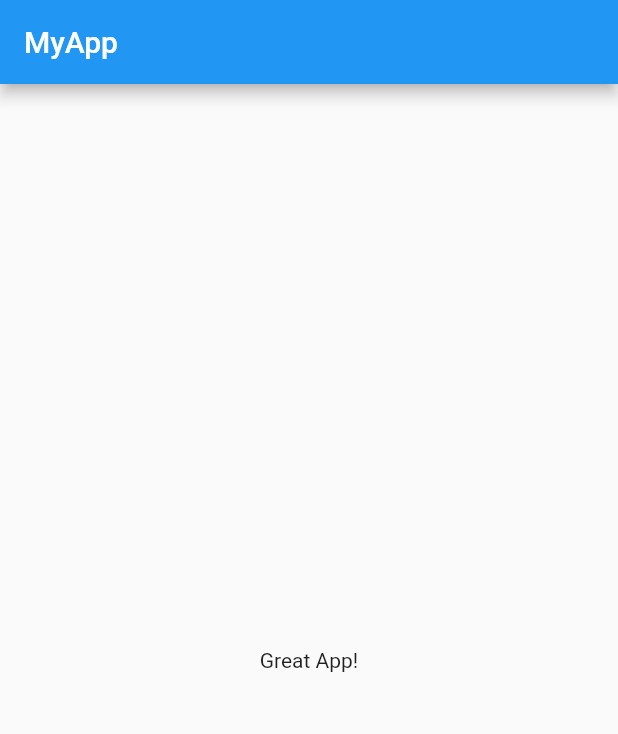
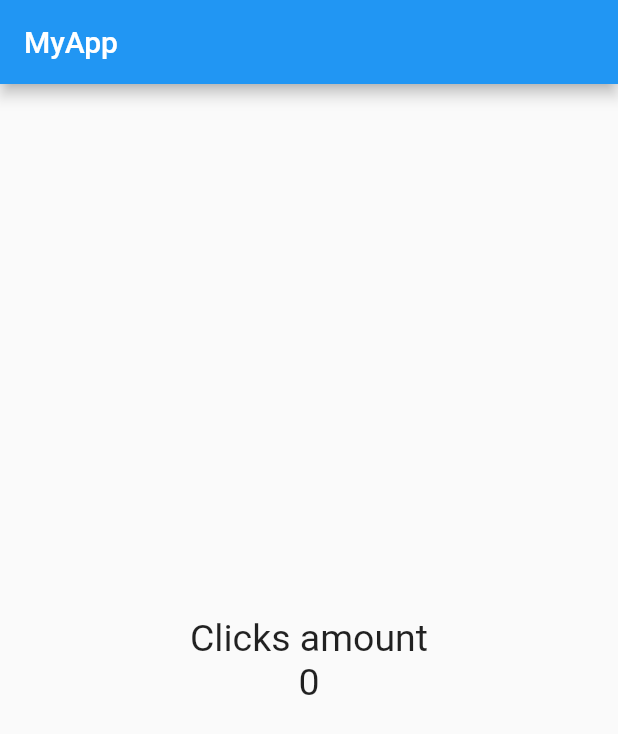
Before and after one commit to VictorParodi/Counter, a Flutter app: the screen it shows after launch, on a phone screen of 412 x 824 dp. Shown: the top 734 px of the screen. Run offline on Flutter 3.47's test engine with Material 2 defaults, Android fonts, the phone set to English and light mode, and no system bars.

Commit message:
app1 commit 2: playing with text

```diff
--- a/lib/src/pages/home_page.dart
+++ b/lib/src/pages/home_page.dart
@@ -1,6 +1,8 @@
 import 'package:flutter/material.dart';
 
 class HomePage extends StatelessWidget {
+  final myTextStyle = TextStyle(fontSize: 25.0);
+
   @override
   Widget build(context) {
     return Scaffold(
@@ -9,7 +11,13 @@ class HomePage extends StatelessWidget {
       ),
 
       body: Center(
-        child: Text('Great App!')
+        child: Column(
+          mainAxisAlignment: MainAxisAlignment.center,
+          children: <Widget>[
+            Text('Clicks amount', style: myTextStyle),
+            Text('0', style: myTextStyle)
+          ],
+        )
       ),
     );
   }
```
